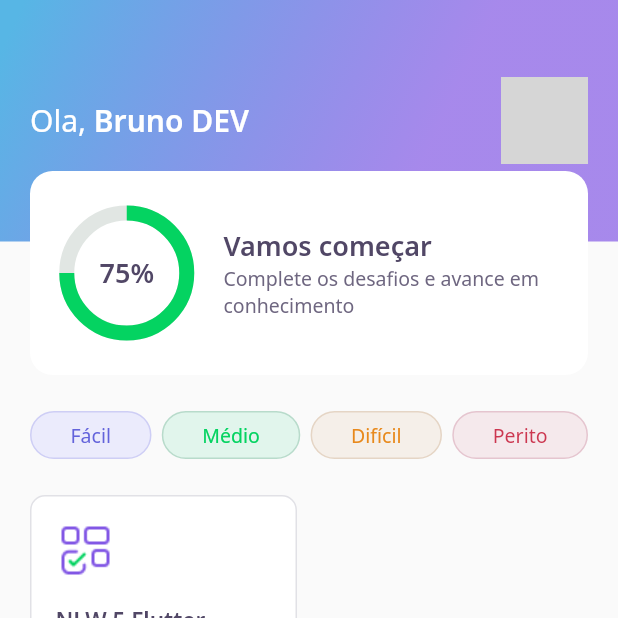
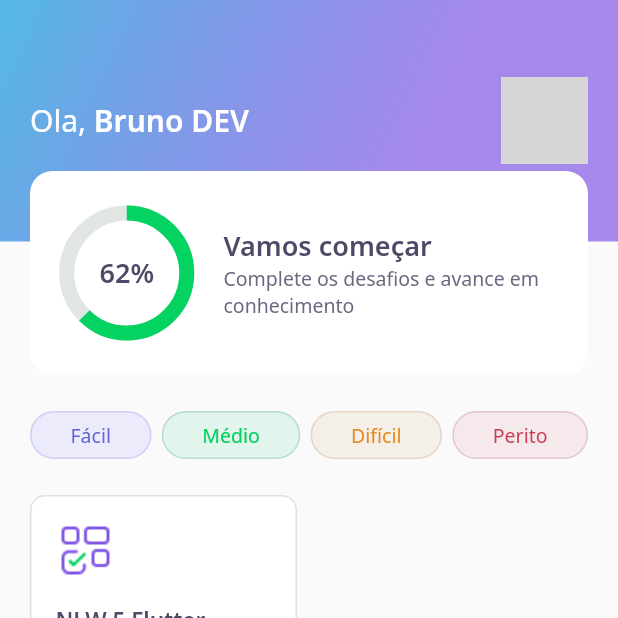
Before and after one commit to brunofvcosta/DevQuiz, a Flutter app: the screen it shows after launch, on a phone screen of 412 x 824 dp, the top half of it. Run offline on Flutter 3.47's test engine with Material 2 defaults, Android fonts, the phone set to English and light mode, and no system bars; our stand-ins replace google_fonts, share_plus; accounts and stored records are empty; network calls fail; grey boxes are pictures that could not be loaded.

```diff
--- a/lib/challenge/challenge_controller.dart
+++ b/lib/challenge/challenge_controller.dart
@@ -4,4 +4,6 @@ class ChallengeController {
   final currentPageNotifier = ValueNotifier<int>(1);
   int get currentPage => currentPageNotifier.value;
   set currentPage(int value) => currentPageNotifier.value = value;
+
+  int qtdAnswersRight = 0;
 }
--- a/lib/challenge/widgets/answer/answer_widget.dart
+++ b/lib/challenge/widgets/answer/answer_widget.dart
@@ -7,7 +7,7 @@ class AnswerWidget extends StatelessWidget {
   final AnswerModel answer;
   final bool isSelected;
   final bool disabled;
-  final VoidCallback onTap;
+  final ValueChanged<bool> onTap;
 
   const AnswerWidget({
     Key? key,
@@ -41,7 +41,9 @@ class AnswerWidget extends StatelessWidget {
       child: IgnorePointer(
         ignoring: disabled,
         child: GestureDetector(
-          onTap: onTap,
+          onTap: () {
+            onTap(answer.isRight);
+          },
           child: Container(
             padding: EdgeInsets.all(16),
             decoration: BoxDecoration(
--- a/lib/core/app_widget.dart
+++ b/lib/core/app_widget.dart
@@ -1,5 +1,4 @@
-import 'package:devquiz/challenge/challenge_page.dart';
-import 'package:devquiz/home/home_page.dart';
+import 'package:devquiz/splash/splash_page.dart';
 import 'package:flutter/material.dart';
 
 class AppWidget extends StatelessWidget {
@@ -7,7 +6,7 @@ class AppWidget extends StatelessWidget {
   Widget build(BuildContext context) {
     return MaterialApp(
       title: "DevQuiz",
-      home: HomePage(),
+      home: SplashPage(),
     );
   }
 }
--- a/lib/home/home_page.dart
+++ b/lib/home/home_page.dart
@@ -79,6 +79,7 @@ class _HomePageState extends State<HomePage> {
                                   MaterialPageRoute(
                                       builder: (context) => ChallengePage(
                                             questions: e.questions,
+                                            title: e.title,
                                           )));
                             }))
                         .toList(),
--- a/lib/home/widgets/appbar/app_bar_widget.dart
+++ b/lib/home/widgets/appbar/app_bar_widget.dart
@@ -44,7 +44,11 @@ class AppBarWidget extends PreferredSize {
                     ),
                   ),
                   Align(
-                      alignment: Alignment(0.0, 1.0), child: ScoreCardWidget())
+                      //Abaixo dividiu o score por 100 porque ele é do tipo int, pra passar ele pra double
+                      alignment: Alignment(0.0, 1.0),
+                      child: ScoreCardWidget(
+                        percent: user.score / 100,
+                      ))
                 ],
               ),
             ));
--- a/lib/home/widgets/chart/chart_widget.dart
+++ b/lib/home/widgets/chart/chart_widget.dart
@@ -2,15 +2,45 @@ import 'package:devquiz/core/app_colors.dart';
 import 'package:devquiz/core/app_text_styles.dart';
 import 'package:flutter/material.dart';
 
-class ChartWidget extends StatelessWidget {
-  const ChartWidget({Key? key}) : super(key: key);
+class ChartWidget extends StatefulWidget {
+  final double percent;
+  const ChartWidget({Key? key, required this.percent}) : super(key: key);
+
+  @override
+  _ChartWidgetState createState() => _ChartWidgetState();
+}
+
+class _ChartWidgetState extends State<ChartWidget>
+//Na animação, precisamos do SingleTicketProviderStateMixin para ter acesso ao vsync
+    with
+        SingleTickerProviderStateMixin {
+  late AnimationController _controller;
+  late Animation<double> _animation;
+
+  void _initAnimation() {
+    //A velocidade da animação é definida no Duration.
+    _controller =
+        AnimationController(vsync: this, duration: Duration(seconds: 3));
+    //Abaixo o Tween faz a interpolação do ponto begin até o percent, definido no JSON do User.
+    _animation =
+        Tween<double>(begin: 0.0, end: widget.percent).animate(_controller);
+    _controller.forward();
+  }
+
+  @override
+  void initState() {
+    _initAnimation();
+    super.initState();
+  }
 
   @override
   Widget build(BuildContext context) {
     return Container(
       height: 80,
       width: 80,
-      child: Stack(
+      child: AnimatedBuilder(
+        animation: _animation,
+        builder: (context, _) => Stack(
           children: [
             Center(
               child: Container(
@@ -18,7 +48,7 @@ class ChartWidget extends StatelessWidget {
                 width: 80,
                 child: CircularProgressIndicator(
                   strokeWidth: 10,
-                value: .75,
+                  value: _animation.value,
                   backgroundColor: AppColors.chartSecondary,
                   valueColor:
                       AlwaysStoppedAnimation<Color>(AppColors.chartPrimary),
@@ -27,12 +57,13 @@ class ChartWidget extends StatelessWidget {
             ),
             Center(
               child: Text(
-              "75%",
+                "${(_animation.value * 100).toInt()}%",
                 style: AppTextStyles.heading,
               ),
             ),
           ],
         ),
+      ),
     );
   }
 }
--- a/lib/home/widgets/score_card/score_card_widget.dart
+++ b/lib/home/widgets/score_card/score_card_widget.dart
@@ -4,7 +4,8 @@ import 'package:devquiz/home/widgets/chart/chart_widget.dart';
 import 'package:flutter/material.dart';
 
 class ScoreCardWidget extends StatelessWidget {
-  const ScoreCardWidget({Key? key}) : super(key: key);
+  final double percent;
+  const ScoreCardWidget({Key? key, required this.percent}) : super(key: key);
 
   @override
   Widget build(BuildContext context) {
@@ -19,7 +20,11 @@ class ScoreCardWidget extends StatelessWidget {
             child: Row(
               crossAxisAlignment: CrossAxisAlignment.center,
               children: [
-                Expanded(flex: 1, child: ChartWidget()),
+                Expanded(
+                    flex: 1,
+                    child: ChartWidget(
+                      percent: percent,
+                    )),
                 Expanded(
                   flex: 3,
                   child: Padding(
--- a/pubspec.yaml
+++ b/pubspec.yaml
@@ -10,6 +10,7 @@ dependencies:
     sdk: flutter
   cupertino_icons: ^1.0.2
   google_fonts: ^2.0.0
+  share_plus: ^2.0.1
 
 dev_dependencies:
   flutter_test:
```
Also changed, not shown: lib/challenge/challenge_page.dart (+26 -8 lines), lib/challenge/widgets/next_button/next_button_widget.dart (+9 -0 lines), lib/challenge/widgets/quiz/quiz_widget.dart (+6 -5 lines), lib/result/result_page.dart (added, +96 -0 lines), lib/splash/splash_page.dart (+8 -0 lines), assets/images/trophy.png, assets/images/trophy_old.png (added), pubspec.lock. Lines whose indentation alone changed are shown as unchanged.
